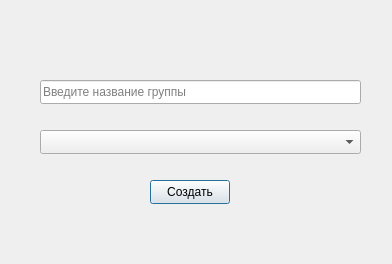
Before: the Qt Designer form groupcreateform.ui in alpha4vit/polya-el-diary, drawn with Qt 5.
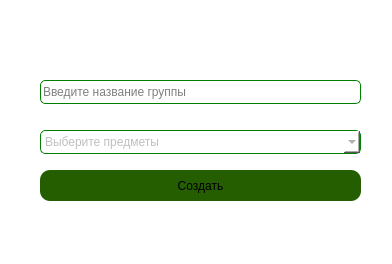
After: the same form once the commit is applied. Custom widgets are drawn as their Qt base class.

Diff of the .ui file:
```diff
--- a/groupcreateform.ui
+++ b/groupcreateform.ui
@@ -11,7 +11,13 @@
    </rect>
   </property>
   <property name="windowTitle">
-   <string>Dialog</string>
+   <string>Создание группы</string>
+  </property>
+  <property name="styleSheet">
+   <string notr="true">QDialog{
+border-radius: 6px;
+background-color: rgb(255, 255, 255);
+}</string>
   </property>
   <widget class="MultiSelectComboBox" name="multiselect">
    <property name="geometry">
@@ -22,6 +28,18 @@
      <height>24</height>
     </rect>
    </property>
+   <property name="styleSheet">
+    <string notr="true">QComboBox {
+font: 13pt &quot;SF Pro&quot;;
+color: grey;
+border-radius: 5px;
+border-width: 1px;
+border-style: solid;
+background-color: white;
+border-color: green;
+}
+</string>
+   </property>
    <property name="placeholderText">
     <string>Выберите предметы</string>
    </property>
@@ -35,6 +53,18 @@
      <height>24</height>
     </rect>
    </property>
+   <property name="styleSheet">
+    <string notr="true">QLineEdit {
+font: 13pt &quot;SF Pro&quot;;
+color: black;
+border-radius: 5px;
+border-width: 1px;
+border-style: solid;
+background-color: white;
+border-color: green;
+}
+</string>
+   </property>
    <property name="placeholderText">
     <string>Введите название группы</string>
    </property>
@@ -42,12 +72,20 @@
   <widget class="QPushButton" name="createButton">
    <property name="geometry">
     <rect>
-     <x>150</x>
-     <y>180</y>
-     <width>80</width>
-     <height>24</height>
+     <x>40</x>
+     <y>170</y>
+     <width>321</width>
+     <height>31</height>
     </rect>
    </property>
+   <property name="styleSheet">
+    <string notr="true">QPushButton{
+     border-radius: 10px;
+     background-color: rgb(37, 94, 0);
+	font: 600 15pt &quot;SF Pro&quot;;
+    font-color: white;
+}</string>
+   </property>
    <property name="text">
     <string>Создать</string>
    </property>
```
